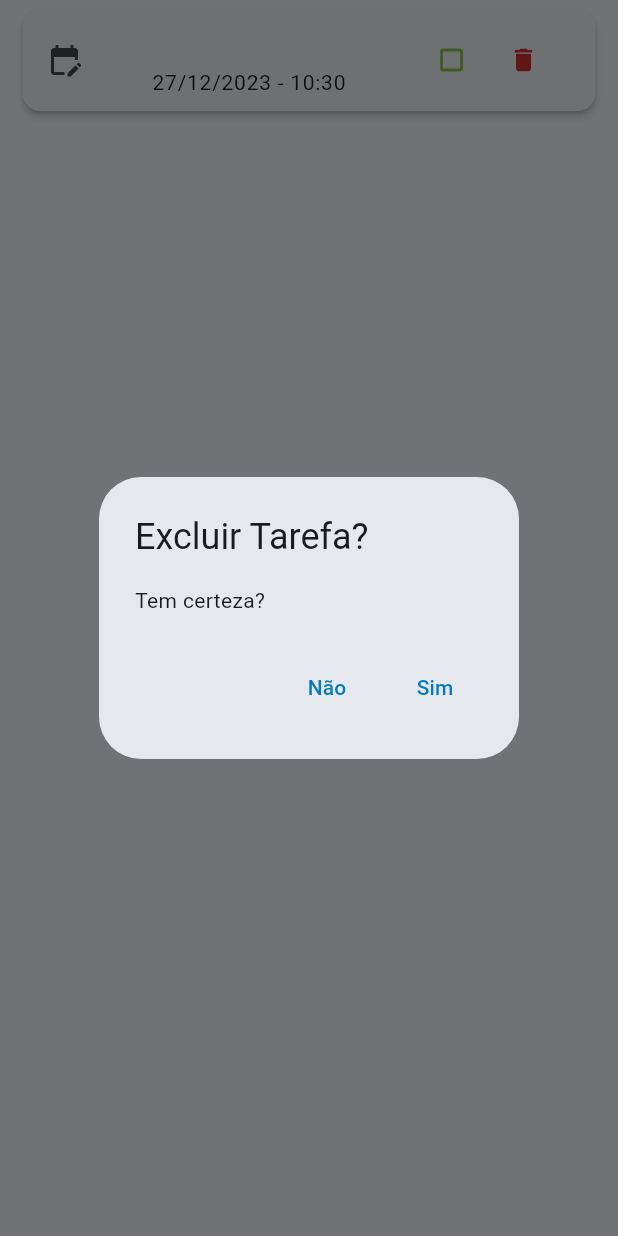
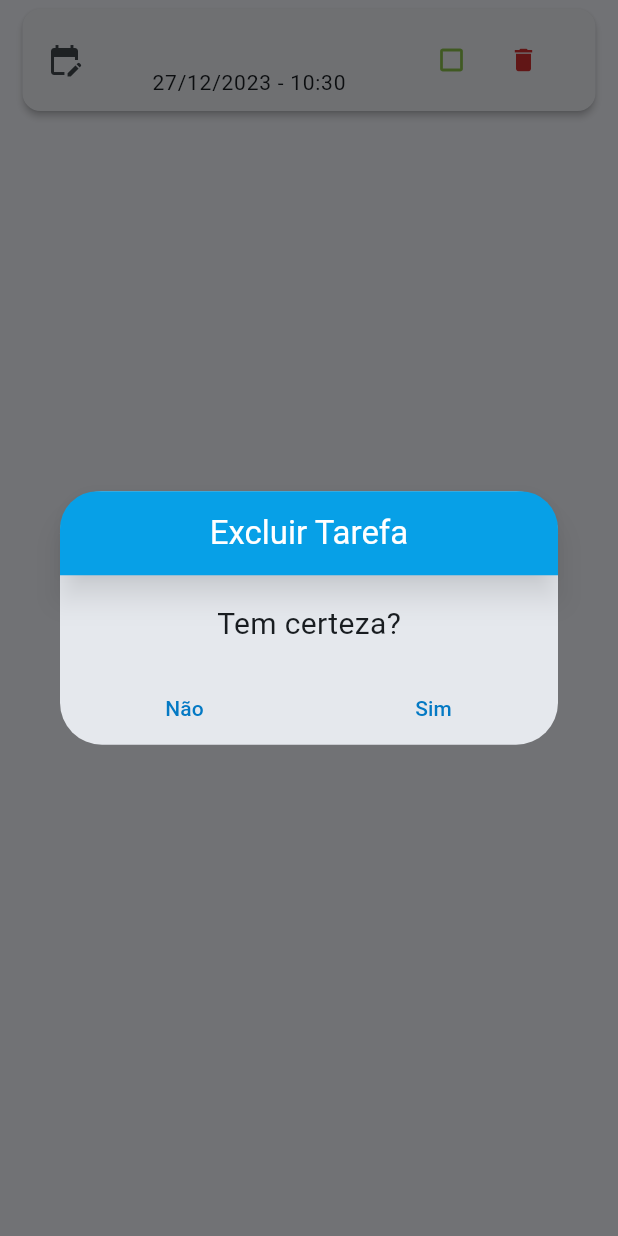
Before and after one commit to Ferps53/Scheduler, a Flutter app: the TarefaTile widget shown alone on an empty page, opened directly, after a tap on the "delete" icon, on a phone screen of 412 x 824 dp. Run offline on Flutter 3.47's test engine with Material 3 defaults, Android fonts, the phone set to English and light mode, and no system bars; our stand-ins replace firebase_core, firebase_messaging, shared_preferences; accounts and stored records are empty; generated files the repository leaves out were written again; network calls fail.

Commit message:
Add: Dialog default

```diff
--- /dev/null
+++ b/lib/src/view/default_widgets/default_dialog.dart
@@ -0,0 +1,54 @@
+import 'package:flutter/material.dart';
+
+class DefaultDialog extends StatelessWidget {
+  final String headerLabel;
+  final List<Widget> actions;
+  final Widget content;
+
+  const DefaultDialog(
+      {required this.headerLabel,
+      required this.content,
+      required this.actions,
+      super.key});
+
+  @override
+  Widget build(BuildContext context) {
+    return Dialog(
+      elevation: 2,
+      child: Column(
+        mainAxisSize: MainAxisSize.min,
+        children: [
+          AppBar(
+            automaticallyImplyLeading: false,
+            centerTitle: true,
+            elevation: 8,
+            shadowColor: Colors.black54,
+            shape: const RoundedRectangleBorder(
+                borderRadius: BorderRadius.only(
+                    topLeft: Radius.circular(25),
+                    topRight: Radius.circular(25))),
+            foregroundColor: Colors.white,
+            backgroundColor: const Color(0xff03A9F4),
+            title: Text(headerLabel),
+          ),
+          const SizedBox(
+            height: 10,
+          ),
+          Center(
+            child: Padding(
+              padding: const EdgeInsets.all(8.0),
+              child: content,
+            ),
+          ),
+          const SizedBox(
+            height: 10,
+          ),
+          Row(
+            mainAxisAlignment: MainAxisAlignment.spaceAround,
+            children: actions,
+          )
+        ],
+      ),
+    );
+  }
+}
--- a/lib/src/view/tarefa/widgets/tarefa_tile.dart
+++ b/lib/src/view/tarefa/widgets/tarefa_tile.dart
@@ -3,6 +3,7 @@ import 'package:provider/provider.dart';
 import 'package:todo_list/src/model/auth.dart';
 import 'package:todo_list/src/model/tarefa.dart';
 import 'package:todo_list/src/model/tarefa_list.dart';
+import 'package:todo_list/src/view/default_widgets/default_dialog.dart';
 
 import '../dialogs/tarefa_form_dialog.dart';
 
@@ -89,9 +90,12 @@ class TarefaTile extends StatelessWidget {
                 onPressed: () {
                   showDialog<bool>(
                     context: context,
-                    builder: (context) => AlertDialog(
-                      title: const Text("Excluir Tarefa?"),
-                      content: const Text("Tem certeza?"),
+                    builder: (context) => DefaultDialog(
+                      headerLabel: "Excluir Tarefa",
+                      content: const Text(
+                        "Tem certeza?",
+                        style: TextStyle(fontSize: 20),
+                      ),
                       actions: [
                         TextButton(
                           onPressed: () {
```
